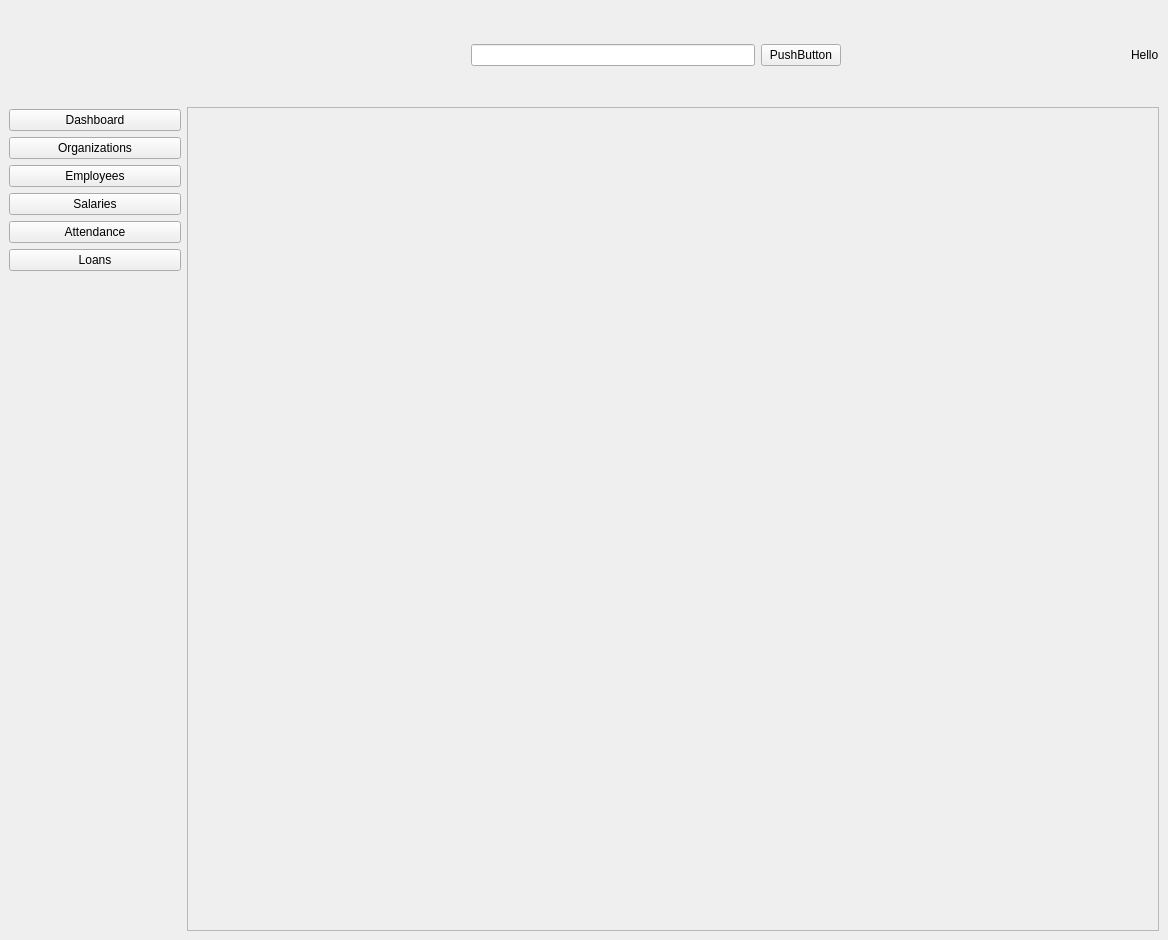
Before: the Qt Designer form ui/screens/mainwindow.ui in ahmedivy/hr-ms, drawn with Qt 5.
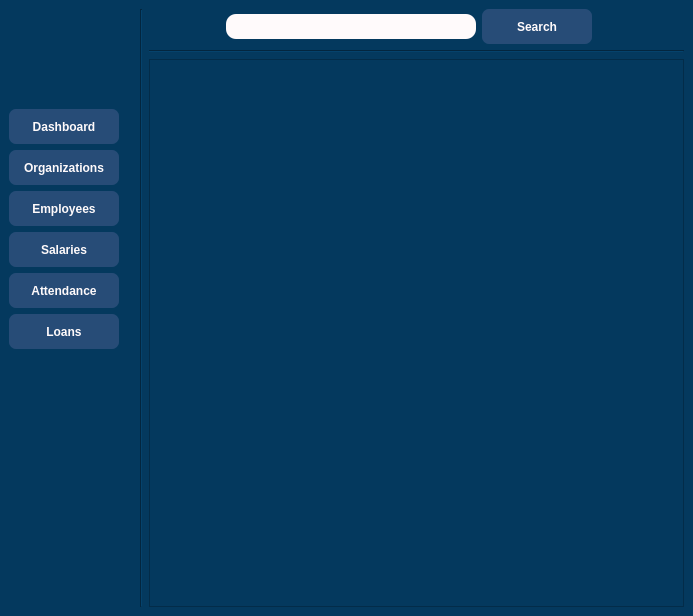
After: the same form once the commit is applied.

Diff of the .ui file:
```diff
--- a/ui/screens/mainwindow.ui
+++ b/ui/screens/mainwindow.ui
@@ -6,17 +6,21 @@
    <rect>
     <x>0</x>
     <y>0</y>
-    <width>1168</width>
-    <height>940</height>
+    <width>693</width>
+    <height>616</height>
    </rect>
   </property>
   <property name="windowTitle">
    <string>MainWindow</string>
   </property>
+  <property name="styleSheet">
+   <string notr="true">background-color:#04395e;
+</string>
+  </property>
   <widget class="QWidget" name="centralwidget">
    <layout class="QHBoxLayout" name="horizontalLayout_2">
     <item>
-     <layout class="QHBoxLayout" name="mainLayout" stretch="15,85">
+     <layout class="QHBoxLayout" name="mainLayout" stretch="15,0,85">
       <item>
        <layout class="QVBoxLayout" name="menuLayout">
         <property name="spacing">
@@ -30,6 +34,35 @@
         </property>
         <item>
          <widget class="QPushButton" name="dashboardButton">
+          <property name="styleSheet">
+           <string notr="true">QPushButton{
+background-color: #274c77;
+color:#FFFAFB;
+font:bold;
+padding: 5px;
+border-radius:7px;
+width: 100px;
+margin-right:15px;
+height: 25px;
+}
+
+QPushButton:hover {
+  background-color: #4cc9f0;
+  color:black;
+font:bold;
+padding: 5px;
+border-radius:7px;
+}
+
+QPushButton:clicked{
+ background-color: rgb(255, 233, 67);
+  color:black;
+font:bold;
+padding: 3px;
+border-radius:10px;
+
+}</string>
+          </property>
           <property name="text">
            <string>Dashboard</string>
           </property>
@@ -37,6 +70,35 @@
         </item>
         <item>
          <widget class="QPushButton" name="organizationButton">
+          <property name="styleSheet">
+           <string notr="true">QPushButton{
+background-color: #274c77;
+color:#FFFAFB;
+font:bold;
+padding: 5px;
+border-radius:7px;
+width: 100px;
+margin-right:15px;
+height: 25px;
+}
+
+QPushButton:hover {
+  background-color: #4cc9f0;
+  color:black;
+font:bold;
+padding: 5px;
+border-radius:7px;
+}
+
+QPushButton:clicked{
+ background-color: rgb(255, 233, 67);
+  color:black;
+font:bold;
+padding: 3px;
+border-radius:10px;
+
+}</string>
+          </property>
           <property name="text">
            <string>Organizations</string>
           </property>
@@ -44,6 +106,35 @@
         </item>
         <item>
          <widget class="QPushButton" name="employeeButton">
+          <property name="styleSheet">
+           <string notr="true">QPushButton{
+background-color: #274c77;
+color:#FFFAFB;
+font:bold;
+padding: 5px;
+border-radius:7px;
+width: 100px;
+margin-right:15px;
+height: 25px;
+}
+
+QPushButton:hover {
+  background-color: #4cc9f0;
+  color:black;
+font:bold;
+padding: 5px;
+border-radius:7px;
+}
+
+QPushButton:clicked{
+ background-color: rgb(255, 233, 67);
+  color:black;
+font:bold;
+padding: 3px;
+border-radius:10px;
+
+}</string>
+          </property>
           <property name="text">
            <string>Employees</string>
           </property>
@@ -51,6 +142,35 @@
         </item>
         <item>
          <widget class="QPushButton" name="salariesButton">
+          <property name="styleSheet">
+           <string notr="true">QPushButton{
+background-color: #274c77;
+color:#FFFAFB;
+font:bold;
+padding: 5px;
+border-radius:7px;
+width: 100px;
+margin-right:15px;
+height: 25px;
+}
+
+QPushButton:hover {
+  background-color: #4cc9f0;
+  color:black;
+font:bold;
+padding: 5px;
+border-radius:7px;
+}
+
+QPushButton:clicked{
+ background-color: rgb(255, 233, 67);
+  color:black;
+font:bold;
+padding: 3px;
+border-radius:10px;
+
+}</string>
+          </property>
           <property name="text">
            <string>Salaries</string>
           </property>
@@ -58,6 +178,35 @@
         </item>
         <item>
          <widget class="QPushButton" name="attendanceButton">
+          <property name="styleSheet">
+           <string notr="true">QPushButton{
+background-color: #274c77;
+color:#FFFAFB;
+font:bold;
+padding: 5px;
+border-radius:7px;
+width: 100px;
+margin-right:15px;
+height: 25px;
+}
+
+QPushButton:hover {
+  background-color: #4cc9f0;
+  color:black;
+font:bold;
+padding: 5px;
+border-radius:7px;
+}
+
+QPushButton:clicked{
+ background-color: rgb(255, 233, 67);
+  color:black;
+font:bold;
+padding: 3px;
+border-radius:10px;
+
+}</string>
+          </property>
           <property name="text">
            <string>Attendance</string>
           </property>
@@ -65,6 +214,35 @@
         </item>
         <item>
          <widget class="QPushButton" name="loanButton">
+          <property name="styleSheet">
+           <string notr="true">QPushButton{
+background-color: #274c77;
+color:#FFFAFB;
+font:bold;
+padding: 5px;
+border-radius:7px;
+width: 100px;
+margin-right:15px;
+height: 25px;
+}
+
+QPushButton:hover {
+  background-color: #4cc9f0;
+  color:black;
+font:bold;
+padding: 5px;
+border-radius:7px;
+}
+
+QPushButton:clicked{
+ background-color: rgb(255, 233, 67);
+  color:black;
+font:bold;
+padding: 3px;
+border-radius:10px;
+
+}</string>
+          </property>
           <property name="text">
            <string>Loans</string>
           </property>
@@ -86,7 +264,20 @@
        </layout>
       </item>
       <item>
-       <layout class="QVBoxLayout" name="bodyLayout" stretch="10,90">
+       <widget class="Line" name="line">
+        <property name="styleSheet">
+         <string notr="true">QFrame[frameShape=&quot;4&quot;] /* QFrame::HLine == 0x0004 */
+{
+    color: red;
+}</string>
+        </property>
+        <property name="orientation">
+         <enum>Qt::Vertical</enum>
+        </property>
+       </widget>
+      </item>
+      <item>
+       <layout class="QVBoxLayout" name="bodyLayout" stretch="0,0,90">
         <item>
          <layout class="QHBoxLayout" name="titlebarLayout">
           <item>
@@ -103,12 +294,49 @@
            </spacer>
           </item>
           <item>
-           <widget class="QLineEdit" name="lineEdit"/>
+           <widget class="QLineEdit" name="lineEdit">
+            <property name="styleSheet">
+             <string notr="true">background-color:#FFFAFB;
+border-radius:10px;
+width:250px;
+height: 25px;
+margin: 3px 0;</string>
+            </property>
+           </widget>
           </item>
           <item>
            <widget class="QPushButton" name="pushButton_6">
+            <property name="styleSheet">
+             <string notr="true">QPushButton{
+background-color: #274c77;
+color:#FFFAFB;
+font:bold;
+padding: 5px;
+border-radius:7px;
+width: 100px;
+margin-right:15px;
+height: 25px;
+}
+
+QPushButton:hover {
+  background-color: #4cc9f0;
+  color:black;
+font:bold;
+padding: 5px;
+border-radius:7px;
+}
+
+QPushButton:clicked{
+ background-color: rgb(255, 233, 67);
+  color:black;
+font:bold;
+padding: 3px;
+border-radius:10px;
+
+}</string>
+            </property>
             <property name="text">
-             <string>PushButton</string>
+             <string>Search</string>
             </property>
            </widget>
           </item>
@@ -125,15 +353,15 @@
             </property>
            </spacer>
           </item>
-          <item>
-           <widget class="QLabel" name="label">
-            <property name="text">
-             <string>Hello</string>
-            </property>
-           </widget>
-          </item>
          </layout>
         </item>
+        <item>
+         <widget class="Line" name="line_2">
+          <property name="orientation">
+           <enum>Qt::Horizontal</enum>
+          </property>
+         </widget>
+        </item>
         <item>
          <widget class="QFrame" name="frame">
           <property name="frameShape">
```
